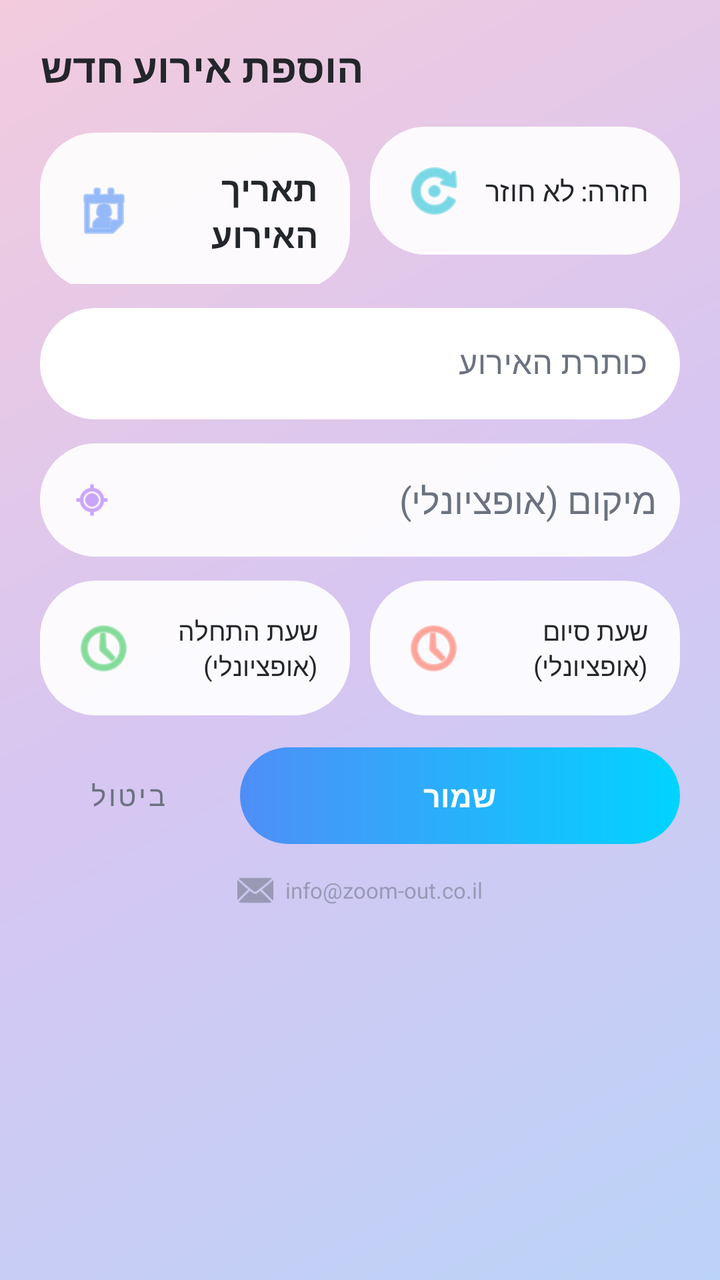
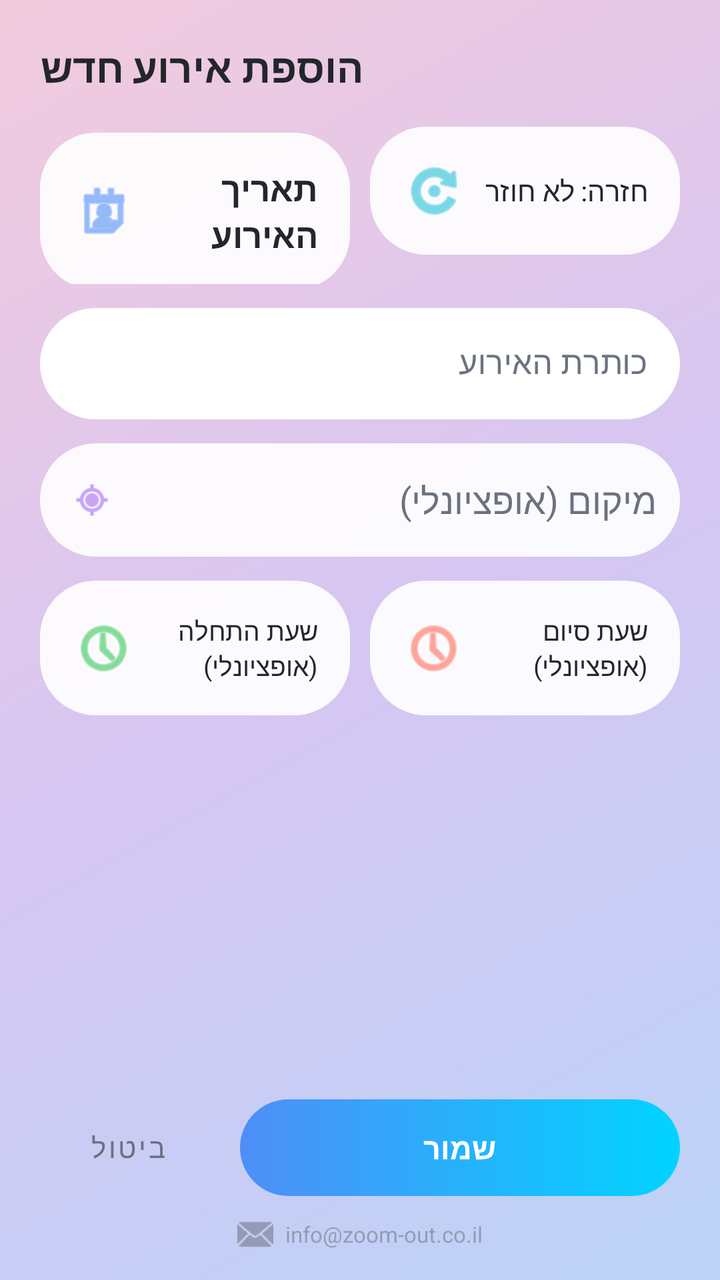

Compare the two renders of this Android layout. The source of the first and the diff that turns it into the second are given below.
<!-- AndroidManifest.xml: activity theme Theme.GCalSearchAdd -->
<!-- res/layout/activity_add_event.xml -->
<?xml version="1.0" encoding="utf-8"?>
<LinearLayout xmlns:android="http://schemas.android.com/apk/res/android"
    xmlns:app="http://schemas.android.com/apk/res-auto"
    android:layout_width="match_parent"
    android:layout_height="match_parent"
    android:orientation="vertical"
    android:background="@drawable/bg_app_background"
    android:padding="20dp">

    <TextView
        android:layout_width="wrap_content"
        android:layout_height="wrap_content"
        android:text="@string/add_event_title"
        android:textSize="20sp"
        android:textStyle="bold"
        android:textColor="@color/text_primary"
        android:layout_marginBottom="16dp" />

    
    <LinearLayout
        android:layout_width="match_parent"
        android:layout_height="wrap_content"
        android:orientation="horizontal">

        <TextView
            android:id="@+id/tvDatePicker"
            android:layout_width="0dp"
            android:layout_height="wrap_content"
            android:layout_weight="1"
            android:padding="16dp"
            android:gravity="center_vertical"
            android:background="@drawable/bg_rounded_field"
            android:drawableStart="@android:drawable/ic_menu_my_calendar"
            android:drawablePadding="8dp"
            app:drawableTint="@color/accent_blue"
            android:text="@string/event_date_hint"
            android:textColor="@color/text_primary"
            android:textSize="17sp"
            android:textStyle="bold" />

        <TextView
            android:id="@+id/tvRecurrencePicker"
            android:layout_width="0dp"
            android:layout_height="wrap_content"
            android:layout_weight="1"
            android:layout_marginStart="10dp"
            android:padding="16dp"
            android:gravity="center_vertical"
            android:background="@drawable/bg_rounded_field"
            android:drawableStart="@android:drawable/ic_menu_rotate"
            android:drawablePadding="8dp"
            app:drawableTint="@color/accent_teal"
            android:text="@string/recurrence_none"
            android:textColor="@color/text_primary"
            android:textSize="14sp" />

    </LinearLayout>

    <com.google.android.material.textfield.TextInputLayout
        android:layout_width="match_parent"
        android:layout_height="wrap_content"
        android:layout_marginTop="12dp"
        app:boxCornerRadiusTopStart="28dp"
        app:boxCornerRadiusTopEnd="28dp"
        app:boxCornerRadiusBottomStart="28dp"
        app:boxCornerRadiusBottomEnd="28dp"
        app:boxBackgroundColor="@color/glass_card"
        app:boxStrokeWidth="0dp"
        app:hintTextColor="@color/text_secondary"
        android:textColorHint="@color/text_secondary"
        android:hint="@string/event_title_hint">
        <com.google.android.material.textfield.TextInputEditText
            android:id="@+id/etTitle"
            android:layout_width="match_parent"
            android:layout_height="wrap_content"
            android:textColor="@color/text_primary" />
    </com.google.android.material.textfield.TextInputLayout>

    
    <FrameLayout
        android:layout_width="match_parent"
        android:layout_height="wrap_content"
        android:layout_marginTop="12dp">

        <LinearLayout
            android:layout_width="match_parent"
            android:layout_height="wrap_content"
            android:orientation="horizontal"
            android:gravity="center_vertical"
            android:background="@drawable/bg_rounded_field"
            android:paddingStart="16dp"
            android:paddingEnd="12dp">

            <ImageView
                android:layout_width="20dp"
                android:layout_height="20dp"
                android:src="@android:drawable/ic_menu_mylocation"
                app:tint="@color/accent_purple" />

            <EditText
                android:id="@+id/etLocation"
                android:layout_width="0dp"
                android:layout_height="wrap_content"
                android:layout_weight="1"
                android:layout_marginStart="10dp"
                android:background="@android:color/transparent"
                android:hint="@string/event_location_hint"
                android:textColor="@color/text_primary"
                android:textColorHint="@color/text_secondary"
                android:inputType="text"
                android:maxLines="1"
                android:paddingTop="12dp"
                android:paddingBottom="12dp" />

        </LinearLayout>

        
        <com.google.android.material.card.MaterialCardView
            android:id="@+id/locationSuggestionsCard"
            android:layout_width="match_parent"
            android:layout_height="wrap_content"
            android:layout_marginTop="54dp"
            android:visibility="gone"
            app:cardCornerRadius="18dp"
            app:cardElevation="8dp"
            app:strokeWidth="0dp"
            app:cardBackgroundColor="@color/white">

            <androidx.recyclerview.widget.RecyclerView
                android:id="@+id/rvLocationSuggestions"
                android:layout_width="match_parent"
                android:layout_height="wrap_content"
                android:maxHeight="220dp" />

        </com.google.android.material.card.MaterialCardView>

    </FrameLayout>

    
    <LinearLayout
        android:layout_width="match_parent"
        android:layout_height="wrap_content"
        android:orientation="horizontal"
        android:layout_marginTop="12dp">

        <TextView
            android:id="@+id/tvStartTimePicker"
            android:layout_width="0dp"
            android:layout_height="wrap_content"
            android:layout_weight="1"
            android:padding="16dp"
            android:gravity="center_vertical"
            android:background="@drawable/bg_rounded_field"
            android:drawableStart="@android:drawable/ic_menu_recent_history"
            android:drawablePadding="8dp"
            app:drawableTint="@color/accent_green"
            android:text="@string/event_start_hint"
            android:textColor="@color/text_primary"
            android:textSize="13sp" />

        <TextView
            android:id="@+id/tvEndTimePicker"
            android:layout_width="0dp"
            android:layout_height="wrap_content"
            android:layout_weight="1"
            android:layout_marginStart="10dp"
            android:padding="16dp"
            android:gravity="center_vertical"
            android:background="@drawable/bg_rounded_field"
            android:drawableStart="@android:drawable/ic_menu_recent_history"
            android:drawablePadding="8dp"
            app:drawableTint="@color/accent_red"
            android:text="@string/event_end_hint"
            android:textColor="@color/text_primary"
            android:textSize="13sp" />

    </LinearLayout>

    <TextView
        android:id="@+id/tvExistingEventsLabel"
        android:layout_width="wrap_content"
        android:layout_height="wrap_content"
        android:layout_marginTop="20dp"
        android:text="@string/existing_events_label"
        android:textColor="@color/text_secondary"
        android:textSize="13sp"
        android:visibility="gone" />

    <ProgressBar
        android:id="@+id/progressExistingEvents"
        style="?android:attr/progressBarStyleSmall"
        android:layout_width="wrap_content"
        android:layout_height="wrap_content"
        android:indeterminateTint="@color/accent_blue"
        android:layout_marginTop="8dp"
        android:visibility="gone" />

    <androidx.recyclerview.widget.RecyclerView
        android:id="@+id/rvExistingEvents"
        android:layout_width="match_parent"
        android:layout_height="0dp"
        android:layout_weight="1"
        android:clipToPadding="false"
        android:paddingTop="8dp"
        android:layout_marginTop="4dp"
        android:visibility="gone" />

    <LinearLayout
        android:layout_width="match_parent"
        android:layout_height="wrap_content"
        android:orientation="horizontal"
        android:layout_marginTop="16dp"
        android:gravity="center_vertical|end">

        <com.google.android.material.button.MaterialButton
            android:id="@+id/btnCancel"
            style="@style/Widget.MaterialComponents.Button.TextButton"
            android:layout_width="wrap_content"
            android:layout_height="wrap_content"
            android:textColor="@color/text_secondary"
            android:text="@string/cancel" />

        <TextView
            android:id="@+id/btnSave"
            android:layout_width="0dp"
            android:layout_height="wrap_content"
            android:layout_weight="1"
            android:layout_marginStart="12dp"
            android:background="@drawable/bg_save_gradient"
            android:clickable="true"
            android:focusable="true"
            android:foreground="?attr/selectableItemBackground"
            android:gravity="center"
            android:paddingTop="14dp"
            android:paddingBottom="14dp"
            android:text="@string/save"
            android:textColor="@color/white"
            android:textSize="15sp"
            android:textStyle="bold" />

    </LinearLayout>

    
    <LinearLayout
        android:layout_width="match_parent"
        android:layout_height="wrap_content"
        android:layout_marginTop="14dp"
        android:gravity="center"
        android:orientation="horizontal">

        <ImageView
            android:id="@+id/btnSupportEmail"
            android:layout_width="18dp"
            android:layout_height="18dp"
            android:alpha="0.55"
            android:clickable="true"
            android:focusable="true"
            android:foreground="?attr/selectableItemBackgroundBorderless"
            android:src="@android:drawable/ic_dialog_email"
            app:tint="@color/text_secondary"
            android:contentDescription="@string/support_email_hint" />

        <TextView
            android:layout_width="wrap_content"
            android:layout_height="wrap_content"
            android:layout_marginStart="6dp"
            android:alpha="0.55"
            android:text="@string/support_email_hint"
            android:textColor="@color/text_secondary"
            android:textSize="11sp" />

    </LinearLayout>

</LinearLayout>
<!-- resources referenced by this layout -->
<resources>
  <color name="accent_blue">#4F8EF7</color>
  <color name="accent_green">#34C759</color>
  <color name="accent_purple">#A66BF5</color>
  <color name="accent_red">#FF6B57</color>
  <color name="accent_teal">#22C1D6</color>
  <color name="glass_card">#E8FFFFFF</color>
  <color name="text_primary">#23262B</color>
  <color name="text_secondary">#6B7280</color>
  <color name="white">#FFFFFF</color>
  <!-- drawable bg_app_background (drawable) -->
  <?xml version="1.0" encoding="utf-8"?>
  <shape xmlns:android="http://schemas.android.com/apk/res/android" android:shape="rectangle">
      <gradient
          android:type="linear"
          android:angle="135"
          android:startColor="@color/bg_gradient_1"
          android:centerColor="@color/bg_gradient_2"
          android:endColor="@color/bg_gradient_3" />
  </shape>
  <!-- drawable bg_rounded_field (drawable) -->
  <?xml version="1.0" encoding="utf-8"?>
  <shape xmlns:android="http://schemas.android.com/apk/res/android" android:shape="rectangle">
      <solid android:color="@color/glass_card" />
      <corners android:radius="28dp" />
      <padding android:left="4dp" android:top="4dp" android:right="4dp" android:bottom="4dp" />
  </shape>
  <!-- drawable bg_save_gradient (drawable) -->
  <?xml version="1.0" encoding="utf-8"?>
  <shape xmlns:android="http://schemas.android.com/apk/res/android" android:shape="rectangle">
      <gradient
          android:type="linear"
          android:angle="0"
          android:startColor="@color/gradient_btn_start"
          android:endColor="@color/gradient_btn_end" />
      <corners android:radius="28dp" />
  </shape>
  <string name="add_event_title">הוספת אירוע חדש</string>
  <string name="cancel">ביטול</string>
  <string name="event_date_hint">תאריך האירוע</string>
  <string name="event_end_hint">שעת סיום (אופציונלי)</string>
  <string name="event_location_hint">מיקום (אופציונלי)</string>
  <string name="event_start_hint">שעת התחלה (אופציונלי)</string>
  <string name="event_title_hint">כותרת האירוע</string>
  <string name="existing_events_label">אירועים קיימים ביום זה:</string>
  <string name="recurrence_none">חזרה: לא חוזר</string>
  <string name="save">שמור</string>
  <string name="support_email_hint">info@zoom-out.co.il</string>
  <style name="Theme.GCalSearchAdd" parent="Theme.MaterialComponents.DayNight.NoActionBar">
          <item name="colorPrimary">@color/accent_blue</item>
          <item name="colorPrimaryDark">@color/bg_gradient_1</item>
          <item name="colorAccent">@color/accent_blue</item>
          <item name="android:windowBackground">@color/bg_gradient_2</item>
          <item name="android:statusBarColor">@color/bg_gradient_1</item>
          <item name="android:navigationBarColor">@color/white</item>
          <item name="android:windowLightStatusBar">true</item>
          <item name="android:windowLightNavigationBar">true</item>
      </style>
  <color name="bg_gradient_1">#BBD3F7</color>
  <color name="bg_gradient_2">#D6C6F2</color>
  <color name="bg_gradient_3">#F3CBDD</color>
  <color name="gradient_btn_start">#4F8EF7</color>
  <color name="gradient_btn_end">#00D4FF</color>
</resources>

<!-- the commit's change to res/layout/activity_add_event.xml (unified diff, before → after) -->
@@ -4,212 +4,233 @@
     android:layout_width="match_parent"
     android:layout_height="match_parent"
     android:orientation="vertical"
-    android:background="@drawable/bg_app_background"
-    android:padding="20dp">
-
-    <TextView
-        android:layout_width="wrap_content"
-        android:layout_height="wrap_content"
-        android:text="@string/add_event_title"
-        android:textSize="20sp"
-        android:textStyle="bold"
-        android:textColor="@color/text_primary"
-        android:layout_marginBottom="16dp" />
+    android:background="@drawable/bg_app_background">
 
     
-    <LinearLayout
+    <androidx.core.widget.NestedScrollView
         android:layout_width="match_parent"
-        android:layout_height="wrap_content"
-        android:orientation="horizontal">
-
-        <TextView
-            android:id="@+id/tvDatePicker"
-            android:layout_width="0dp"
-            android:layout_height="wrap_content"
-            android:layout_weight="1"
-            android:padding="16dp"
-            android:gravity="center_vertical"
-            android:background="@drawable/bg_rounded_field"
-            android:drawableStart="@android:drawable/ic_menu_my_calendar"
-            android:drawablePadding="8dp"
-            app:drawableTint="@color/accent_blue"
-            android:text="@string/event_date_hint"
-            android:textColor="@color/text_primary"
-            android:textSize="17sp"
-            android:textStyle="bold" />
-
-        <TextView
-            android:id="@+id/tvRecurrencePicker"
-            android:layout_width="0dp"
-            android:layout_height="wrap_content"
-            android:layout_weight="1"
-            android:layout_marginStart="10dp"
-            android:padding="16dp"
-            android:gravity="center_vertical"
-            android:background="@drawable/bg_rounded_field"
-            android:drawableStart="@android:drawable/ic_menu_rotate"
-            android:drawablePadding="8dp"
-            app:drawableTint="@color/accent_teal"
-            android:text="@string/recurrence_none"
-            android:textColor="@color/text_primary"
-            android:textSize="14sp" />
-
-    </LinearLayout>
-
-    <com.google.android.material.textfield.TextInputLayout
-        android:layout_width="match_parent"
-        android:layout_height="wrap_content"
-        android:layout_marginTop="12dp"
-        app:boxCornerRadiusTopStart="28dp"
-        app:boxCornerRadiusTopEnd="28dp"
-        app:boxCornerRadiusBottomStart="28dp"
-        app:boxCornerRadiusBottomEnd="28dp"
-        app:boxBackgroundColor="@color/glass_card"
-        app:boxStrokeWidth="0dp"
-        app:hintTextColor="@color/text_secondary"
-        android:textColorHint="@color/text_secondary"
-        android:hint="@string/event_title_hint">
-        <com.google.android.material.textfield.TextInputEditText
-            android:id="@+id/etTitle"
-            android:layout_width="match_parent"
-            android:layout_height="wrap_content"
-            android:textColor="@color/text_primary" />
-    </com.google.android.material.textfield.TextInputLayout>
-
-    
-    <FrameLayout
-        android:layout_width="match_parent"
-        android:layout_height="wrap_content"
-        android:layout_marginTop="12dp">
+        android:layout_height="0dp"
+        android:layout_weight="1"
+        android:fillViewport="true"
+        android:clipToPadding="false">
 
         <LinearLayout
             android:layout_width="match_parent"
             android:layout_height="wrap_content"
-            android:orientation="horizontal"
-            android:gravity="center_vertical"
-            android:background="@drawable/bg_rounded_field"
-            android:paddingStart="16dp"
-            android:paddingEnd="12dp">
-
-            <ImageView
-                android:layout_width="20dp"
-                android:layout_height="20dp"
-                android:src="@android:drawable/ic_menu_mylocation"
-                app:tint="@color/accent_purple" />
-
-            <EditText
-                android:id="@+id/etLocation"
-                android:layout_width="0dp"
-                android:layout_height="wrap_content"
-                android:layout_weight="1"
-                android:layout_marginStart="10dp"
-                android:background="@android:color/transparent"
-                android:hint="@string/event_location_hint"
+            android:orientation="vertical"
+            android:padding="20dp">
+
+            <TextView
+                android:layout_width="wrap_content"
+                android:layout_height="wrap_content"
+                android:text="@string/add_event_title"
+                android:textSize="20sp"
+                android:textStyle="bold"
                 android:textColor="@color/text_primary"
+                android:layout_marginBottom="16dp" />
+
+            
+            <LinearLayout
+                android:layout_width="match_parent"
+                android:layout_height="wrap_content"
+                android:orientation="horizontal">
+
+                <TextView
+                    android:id="@+id/tvDatePicker"
+                    android:layout_width="0dp"
+                    android:layout_height="wrap_content"
+                    android:layout_weight="1"
+                    android:padding="16dp"
+                    android:gravity="center_vertical"
+                    android:background="@drawable/bg_rounded_field"
+                    android:drawableStart="@android:drawable/ic_menu_my_calendar"
+                    android:drawablePadding="8dp"
+                    app:drawableTint="@color/accent_blue"
+                    android:text="@string/event_date_hint"
+                    android:textColor="@color/text_primary"
+                    android:textSize="17sp"
+                    android:textStyle="bold" />
+
+                <TextView
+                    android:id="@+id/tvRecurrencePicker"
+                    android:layout_width="0dp"
+                    android:layout_height="wrap_content"
+                    android:layout_weight="1"
+                    android:layout_marginStart="10dp"
+                    android:padding="16dp"
+                    android:gravity="center_vertical"
+                    android:background="@drawable/bg_rounded_field"
+                    android:drawableStart="@android:drawable/ic_menu_rotate"
+                    android:drawablePadding="8dp"
+                    app:drawableTint="@color/accent_teal"
+                    android:text="@string/recurrence_none"
+                    android:textColor="@color/text_primary"
+                    android:textSize="14sp" />
+
+            </LinearLayout>
+
+            <com.google.android.material.textfield.TextInputLayout
+                android:layout_width="match_parent"
+                android:layout_height="wrap_content"
+                android:layout_marginTop="12dp"
+                app:boxCornerRadiusTopStart="28dp"
+                app:boxCornerRadiusTopEnd="28dp"
+                app:boxCornerRadiusBottomStart="28dp"
+                app:boxCornerRadiusBottomEnd="28dp"
+                app:boxBackgroundColor="@color/glass_card"
+                app:boxStrokeWidth="0dp"
+                app:hintTextColor="@color/text_secondary"
                 android:textColorHint="@color/text_secondary"
-                android:inputType="text"
-                android:maxLines="1"
-                android:paddingTop="12dp"
-                android:paddingBottom="12dp" />
+                android:hint="@string/event_title_hint">
+                <com.google.android.material.textfield.TextInputEditText
+                    android:id="@+id/etTitle"
+                    android:layout_width="match_parent"
+                    android:layout_height="wrap_content"
+                    android:textColor="@color/text_primary" />
+            </com.google.android.material.textfield.TextInputLayout>
+
+            
+            <FrameLayout
+                android:layout_width="match_parent"
+                android:layout_height="wrap_content"
+                android:layout_marginTop="12dp">
+
+                <LinearLayout
+                    android:layout_width="match_parent"
+                    android:layout_height="wrap_content"
+                    android:orientation="horizontal"
+                    android:gravity="center_vertical"
+                    android:background="@drawable/bg_rounded_field"
+                    android:paddingStart="16dp"
+                    android:paddingEnd="12dp">
+
+                    <ImageView
+                        android:layout_width="20dp"
+                        android:layout_height="20dp"
+                        android:src="@android:drawable/ic_menu_mylocation"
+                        app:tint="@color/accent_purple" />
+
+                    <EditText
+                        android:id="@+id/etLocation"
+                        android:layout_width="0dp"
+                        android:layout_height="wrap_content"
+                        android:layout_weight="1"
+                        android:layout_marginStart="10dp"
+                        android:background="@android:color/transparent"
+                        android:hint="@string/event_location_hint"
+                        android:textColor="@color/text_primary"
+                        android:textColorHint="@color/text_secondary"
+                        android:inputType="text"
+                        android:maxLines="1"
+                        android:paddingTop="12dp"
+                        android:paddingBottom="12dp" />
+
+                </LinearLayout>
+
+                
+                <com.google.android.material.card.MaterialCardView
+                    android:id="@+id/locationSuggestionsCard"
+                    android:layout_width="match_parent"
+                    android:layout_height="wrap_content"
+                    android:layout_marginTop="54dp"
+                    android:visibility="gone"
+                    app:cardCornerRadius="18dp"
+                    app:cardElevation="8dp"
+                    app:strokeWidth="0dp"
+                    app:cardBackgroundColor="@color/white">
+
+                    <androidx.recyclerview.widget.RecyclerView
+                        android:id="@+id/rvLocationSuggestions"
+                        android:layout_width="match_parent"
+                        android:layout_height="wrap_content"
+                        android:maxHeight="220dp"
+                        android:nestedScrollingEnabled="false" />
+
+                </com.google.android.material.card.MaterialCardView>
+
+            </FrameLayout>
+
+            
+            <LinearLayout
+                android:layout_width="match_parent"
+                android:layout_height="wrap_content"
+                android:orientation="horizontal"
+                android:layout_marginTop="12dp">
+
+                <TextView
+                    android:id="@+id/tvStartTimePicker"
+                    android:layout_width="0dp"
+                    android:layout_height="wrap_content"
+                    android:layout_weight="1"
+                    android:padding="16dp"
+                    android:gravity="center_vertical"
+                    android:background="@drawable/bg_rounded_field"
+                    android:drawableStart="@android:drawable/ic_menu_recent_history"
+                    android:drawablePadding="8dp"
+                    app:drawableTint="@color/accent_green"
+                    android:text="@string/event_start_hint"
+                    android:textColor="@color/text_primary"
+                    android:textSize="13sp" />
+
+                <TextView
+                    android:id="@+id/tvEndTimePicker"
+                    android:layout_width="0dp"
+                    android:layout_height="wrap_content"
+                    android:layout_weight="1"
+                    android:layout_marginStart="10dp"
+                    android:padding="16dp"
+                    android:gravity="center_vertical"
+                    android:background="@drawable/bg_rounded_field"
+                    android:drawableStart="@android:drawable/ic_menu_recent_history"
+                    android:drawablePadding="8dp"
+                    app:drawableTint="@color/accent_red"
+                    android:text="@string/event_end_hint"
+                    android:textColor="@color/text_primary"
+                    android:textSize="13sp" />
+
+            </LinearLayout>
+
+            <TextView
+                android:id="@+id/tvExistingEventsLabel"
+                android:layout_width="wrap_content"
+                android:layout_height="wrap_content"
+                android:layout_marginTop="20dp"
+                android:text="@string/existing_events_label"
+                android:textColor="@color/text_secondary"
+                android:textSize="13sp"
+                android:visibility="gone" />
+
+            <ProgressBar
+                android:id="@+id/progressExistingEvents"
+                style="?android:attr/progressBarStyleSmall"
+                android:layout_width="wrap_content"
+                android:layout_height="wrap_content"
+                android:indeterminateTint="@color/accent_blue"
+                android:layout_marginTop="8dp"
+                android:visibility="gone" />
+
+            
+            <androidx.recyclerview.widget.RecyclerView
+                android:id="@+id/rvExistingEvents"
+                android:layout_width="match_parent"
+                android:layout_height="wrap_content"
+                android:paddingTop="8dp"
+                android:layout_marginTop="4dp"
+                android:nestedScrollingEnabled="false"
+                android:visibility="gone" />
 
         </LinearLayout>
 
-        
-        <com.google.android.material.card.MaterialCardView
-            android:id="@+id/locationSuggestionsCard"
-            android:layout_width="match_parent"
-            android:layout_height="wrap_content"
-            android:layout_marginTop="54dp"
-            android:visibility="gone"
-            app:cardCornerRadius="18dp"
-            app:cardElevation="8dp"
-            app:strokeWidth="0dp"
-            app:cardBackgroundColor="@color/white">
-
-            <androidx.recyclerview.widget.RecyclerView
-                android:id="@+id/rvLocationSuggestions"
-                android:layout_width="match_parent"
-                android:layout_height="wrap_content"
-                android:maxHeight="220dp" />
-
-        </com.google.android.material.card.MaterialCardView>
-
-    </FrameLayout>
+    </androidx.core.widget.NestedScrollView>
 
     
     <LinearLayout
         android:layout_width="match_parent"
         android:layout_height="wrap_content"
         android:orientation="horizontal"
-        android:layout_marginTop="12dp">
-
-        <TextView
-            android:id="@+id/tvStartTimePicker"
-            android:layout_width="0dp"
-            android:layout_height="wrap_content"
-            android:layout_weight="1"
-            android:padding="16dp"
-            android:gravity="center_vertical"
-            android:background="@drawable/bg_rounded_field"
-            android:drawableStart="@android:drawable/ic_menu_recent_history"
-            android:drawablePadding="8dp"
-            app:drawableTint="@color/accent_green"
-            android:text="@string/event_start_hint"
-            android:textColor="@color/text_primary"
-            android:textSize="13sp" />
-
-        <TextView
-            android:id="@+id/tvEndTimePicker"
-            android:layout_width="0dp"
-            android:layout_height="wrap_content"
-            android:layout_weight="1"
-            android:layout_marginStart="10dp"
-            android:padding="16dp"
-            android:gravity="center_vertical"
-            android:background="@drawable/bg_rounded_field"
-            android:drawableStart="@android:drawable/ic_menu_recent_history"
-            android:drawablePadding="8dp"
-            app:drawableTint="@color/accent_red"
-            android:text="@string/event_end_hint"
-            android:textColor="@color/text_primary"
-            android:textSize="13sp" />
-
-    </LinearLayout>
-
-    <TextView
-        android:id="@+id/tvExistingEventsLabel"
-        android:layout_width="wrap_content"
-        android:layout_height="wrap_content"
-        android:layout_marginTop="20dp"
-        android:text="@string/existing_events_label"
-        android:textColor="@color/text_secondary"
-        android:textSize="13sp"
-        android:visibility="gone" />
-
-    <ProgressBar
-        android:id="@+id/progressExistingEvents"
-        style="?android:attr/progressBarStyleSmall"
-        android:layout_width="wrap_content"
-        android:layout_height="wrap_content"
-        android:indeterminateTint="@color/accent_blue"
-        android:layout_marginTop="8dp"
-        android:visibility="gone" />
-
-    <androidx.recyclerview.widget.RecyclerView
-        android:id="@+id/rvExistingEvents"
-        android:layout_width="match_parent"
-        android:layout_height="0dp"
-        android:layout_weight="1"
-        android:clipToPadding="false"
-        android:paddingTop="8dp"
-        android:layout_marginTop="4dp"
-        android:visibility="gone" />
-
-    <LinearLayout
-        android:layout_width="match_parent"
-        android:layout_height="wrap_content"
-        android:orientation="horizontal"
-        android:layout_marginTop="16dp"
+        android:paddingStart="20dp"
+        android:paddingEnd="20dp"
+        android:paddingTop="12dp"
         android:gravity="center_vertical|end">
 
         <com.google.android.material.button.MaterialButton
@@ -244,7 +265,8 @@
     <LinearLayout
         android:layout_width="match_parent"
         android:layout_height="wrap_content"
-        android:layout_marginTop="14dp"
+        android:paddingBottom="14dp"
+        android:layout_marginTop="10dp"
         android:gravity="center"
         android:orientation="horizontal">
 
